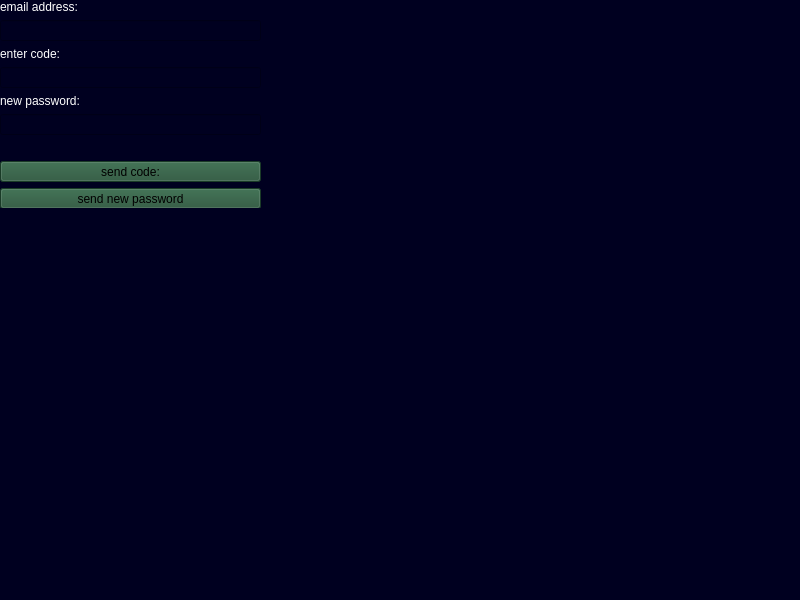
Qt form password.ui (ParsaDevpy/wallet_project) before a commit.
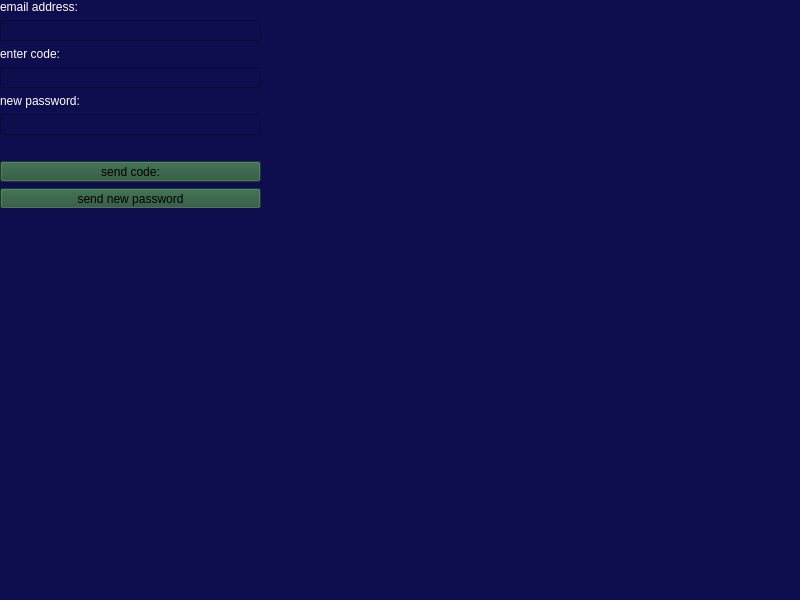
The same form after that commit.

Patch:
```diff
--- a/password.ui
+++ b/password.ui
@@ -14,7 +14,7 @@
    <string>MainWindow</string>
   </property>
   <property name="styleSheet">
-   <string notr="true">background-color: #000020</string>
+   <string notr="true">background-color:#0e0e4e</string>
   </property>
   <widget class="QWidget" name="centralwidget">
    <widget class="QWidget" name="verticalLayoutWidget">
```
